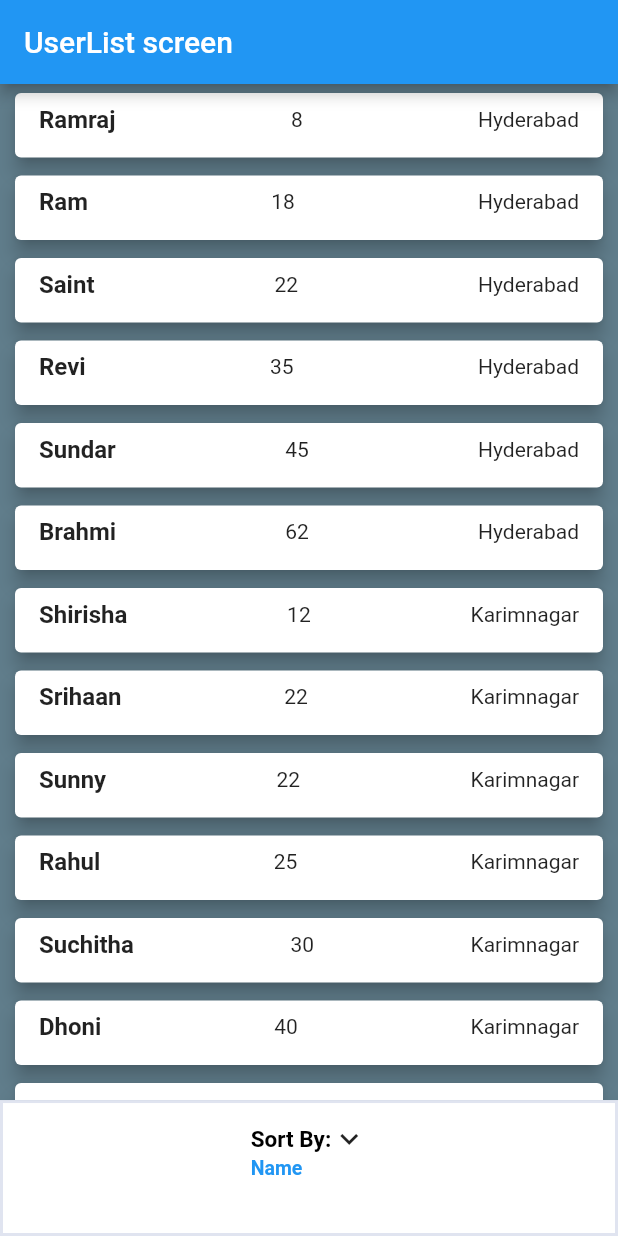
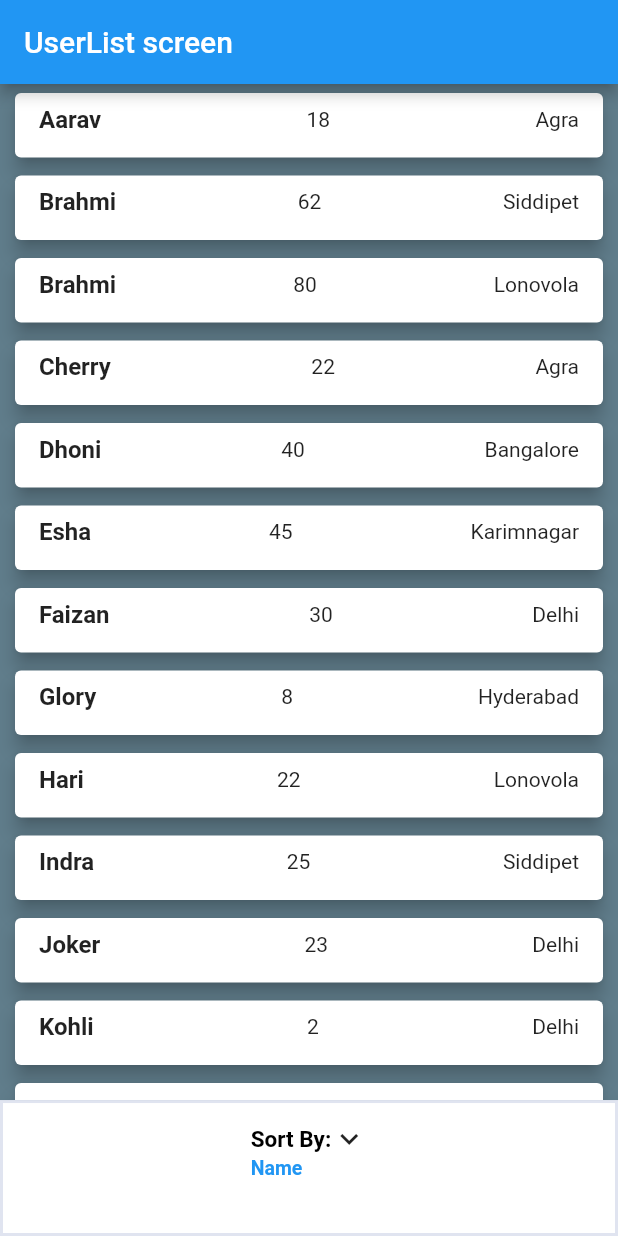
Before and after one commit to RaghusharanYellenki/flutter_sort, a Flutter app: the screen it shows after launch, after a tap on "LOGIN", on a phone screen of 412 x 824 dp. Run offline on Flutter 3.47's test engine with Material 2 defaults, Android fonts, the phone set to English and light mode, and no system bars; our stand-ins replace firebase_auth, firebase_core, fluttertoast; accounts and stored records are empty; Roboto replaces fonts that are missing (Montserrat, OpenSans-Regular).

Commit message:
final push

```diff
--- a/jsonfile/userlist.json
+++ b/jsonfile/userlist.json
@@ -1,9 +1,9 @@
 [
    {
       "id":0,
-      "name":"Ram",
+      "name":"Aarav",
       "age": 18,
-      "city":"Hyderabad"
+      "city":"Agra"
    },
    {
       "id":1,
@@ -13,9 +13,9 @@
    },
    {
       "id":2,
-      "name":"Sunny",
+      "name":"Cherry",
       "age":22,
-      "city":"Karimnagar"
+      "city":"Agra"
    },
    {
       "id":3,
@@ -25,7 +25,7 @@
    },
    {
       "id":4,
-      "name":"Shami",
+      "name":"Esha",
       "age":45,
       "city":"Karimnagar"
    },
@@ -33,35 +33,35 @@
       "id":5,
       "name":"Dhoni",
       "age":40,
-      "city":"Karimnagar"
+      "city":"Bangalore"
    },
    {
       "id":6,
       "name":"Zoel",
       "age":13,
-      "city":"Warangal"
+      "city":"Chennai"
    },
    {
       "id":7,
       "name":"Saint",
       "age":22,
-      "city":"Hyderabad"
+      "city":"Bangalore"
    },
    {
       "id":8,
-      "name":"Suchitha",
+      "name":"Faizan",
       "age":30,
-      "city":"Karimnagar"
+      "city":"Delhi"
    },
    {
       "id":9,
       "name":"Rithu",
       "age":80,
-      "city":"Warangal"
+      "city":"Chennai"
    },
    {
       "id":10,
-      "name":"Ramraj",
+      "name":"Glory",
       "age":8,
       "city":"Hyderabad"
    },
@@ -69,13 +69,13 @@
       "id":11,
       "name":"Taruni",
       "age":38,
-      "city":"Warangal"
+      "city":"Nalgonda"
    },
    {
       "id":12,
-      "name":"Srihaan",
+      "name":"Hari",
       "age":22,
-      "city":"Karimnagar"
+      "city":"Lonovola"
    },
    {
       "id":13,
@@ -85,27 +85,27 @@
    },
    {
       "id":14,
-      "name":"Rahul",
+      "name":"Indra",
       "age":25,
-      "city":"Karimnagar"
+      "city":"Siddipet"
    },
    {
       "id":15,
       "name":"MSD",
       "age":44,
-      "city":"Karimnagar"
+      "city":"Nalgonda"
    },
    {
       "id":16,
       "name":"Yaseen",
       "age":13,
-      "city":"Warangal"
+      "city":"Delhi"
    },
    {
       "id":17,
       "name":"Brahmi",
       "age":62,
-      "city":"Hyderabad"
+      "city":"Siddipet"
    },
    {
       "id":18,
@@ -115,8 +115,45 @@
    },
    {
       "id":19,
-      "name":"Raghu",
+      "name":"Joker",
       "age": 23,
+      "city":"Delhi"
+   },
+   {
+   "id":20,
+   "name":"Kohli",
+   "age":2,
+   "city":"Delhi"
+},
+   {
+      "id":21,
+      "name":"MSD",
+      "age":44,
+      "city":"Nalgonda"
+   },
+   {
+      "id":22,
+      "name":"Yaseen",
+      "age":13,
+      "city":"Goa"
+   },
+   {
+      "id":23,
+      "name":"Brahmi",
+      "age":80,
+      "city":"Lonovola"
+   },
+   {
+      "id":24,
+      "name":"Shirisha",
+      "age":70,
+      "city":"Nalgonda"
+   },
+   {
+      "id":26,
+      "name":"Zaik",
+      "age": 50,
       "city":"Warangal"
    }
+
 ]
--- a/lib/screens/list_screen.dart
+++ b/lib/screens/list_screen.dart
@@ -16,11 +16,18 @@ class _ListHomeScreenState extends State<ListHomeScreen> {
 
   List sortList = ["Name", "Age", "City"];
   String selectedSort = "Name";
-
+  List<UserListModel> userList = [];
   @override
   void initState() {
     // TODO: implement initState
     super.initState();
+    ReadJsonData();
+  }
+
+  updatelist(list , string){
+    return ListWidget(
+      items: list,
+    );
   }
 
   @override
@@ -32,33 +39,11 @@ class _ListHomeScreenState extends State<ListHomeScreen> {
           automaticallyImplyLeading: false,
         ),
         backgroundColor: Colors.blueGrey,
-        body: FutureBuilder(
-      future: ReadJsonData(),
-      builder: (context, data) {
-        if (data.hasError) {
-          return Center(child: Text("${data.error}"));
-        } else if (data.hasData) {
-
-          var namedList = data.data as List<UserListModel>;
-          namedList.sort((x, y) => x.name!.compareTo(y.name!));
-
-          var ageList = data.data as List<UserListModel>;
-          ageList.sort((a, b) => a.age!.compareTo(b.age!));
-
-          var cityList = data.data as List<UserListModel>;
-          cityList.sort((c, d) => c.city!.compareTo(d.city!));
-
-          return ListWidget(
-            items: selectedSort == "Name" ? namedList : selectedSort == "Age" ? ageList : cityList ,
-          );
-        } else {
-          return Center(
-            child: CircularProgressIndicator(),
-          );
-        }
-      },
-    ),
-      bottomNavigationBar: Row(
+        body: userList.isEmpty ? Center(
+          child: CircularProgressIndicator(),
+        )
+            : updatelist(userList , selectedSort),
+        bottomNavigationBar: Row(
         children: [
           BottomSheetButtonWidget(
             selectedName: selectedSort,
@@ -68,6 +53,8 @@ class _ListHomeScreenState extends State<ListHomeScreen> {
               setState(() {
                 selectedSort = updatedSort;
                 print(selectedSort);
+                userList.clear();
+                ReadJsonData();
 ;              });
             },
           ),
@@ -76,10 +63,18 @@ class _ListHomeScreenState extends State<ListHomeScreen> {
     );
   }
 
-  Future<List<UserListModel>> ReadJsonData() async {
+  ReadJsonData() async {
     final jsondata = await rootBundle.rootBundle.loadString('jsonfile/userlist.json');
     final list = json.decode(jsondata) as List<dynamic>;
-
-    return list.map((e) => UserListModel.fromJson(e)).toList();
+    userList = list.map((e) => UserListModel.fromJson(e)).toList();
+    setState(() {
+      if(selectedSort == "Name"){
+        userList.sort((a,b) => a.name!.compareTo(b.name!));
+      }else if(selectedSort == "Age"){
+        userList.sort((a,b) => a.age!.compareTo(b.age!));
+      }else{
+        userList.sort((a,b) => a.city!.compareTo(b.city!));
+      }
+    });
   }
 }
--- a/lib/screens/list_widget.dart
+++ b/lib/screens/list_widget.dart
@@ -12,6 +12,13 @@ class ListWidget extends StatefulWidget {
 }
 
 class _ListWidgetState extends State<ListWidget> {
+
+  @override
+  void initState() {
+    // TODO: implement initState
+    super.initState();
+  }
+
   @override
   Widget build(BuildContext context) {
     return ListView.builder(
--- a/lib/screens/login.dart
+++ b/lib/screens/login.dart
@@ -2,6 +2,7 @@ import 'package:flutter/material.dart';
 import 'package:firebase_auth/firebase_auth.dart';
 import 'package:flutter_task_finn/screens/list_screen.dart';
 import 'package:flutter_task_finn/screens/register.dart';
+import 'package:fluttertoast/fluttertoast.dart';
 
 class Login extends StatefulWidget {
   @override
@@ -38,8 +39,7 @@ class _LoginState extends State<Login> {
         await _auth.signInWithEmailAndPassword(
             email: email!, password: password!);
       } catch (e) {
-        print(e);
-      }
+        Fluttertoast.showToast(msg: e.toString());      }
     }
   }
 
--- a/pubspec.yaml
+++ b/pubspec.yaml
@@ -33,6 +33,7 @@ dependencies:
   firebase_core: ^2.3.0
   firebase_auth: ^4.1.5
   google_sign_in: ^5.4.2
+  fluttertoast: ^8.1.1
 
 
   # The following adds the Cupertino Icons font to your application.
```
Also changed, not shown: lib/screens/register.dart (+13 -5 lines).
